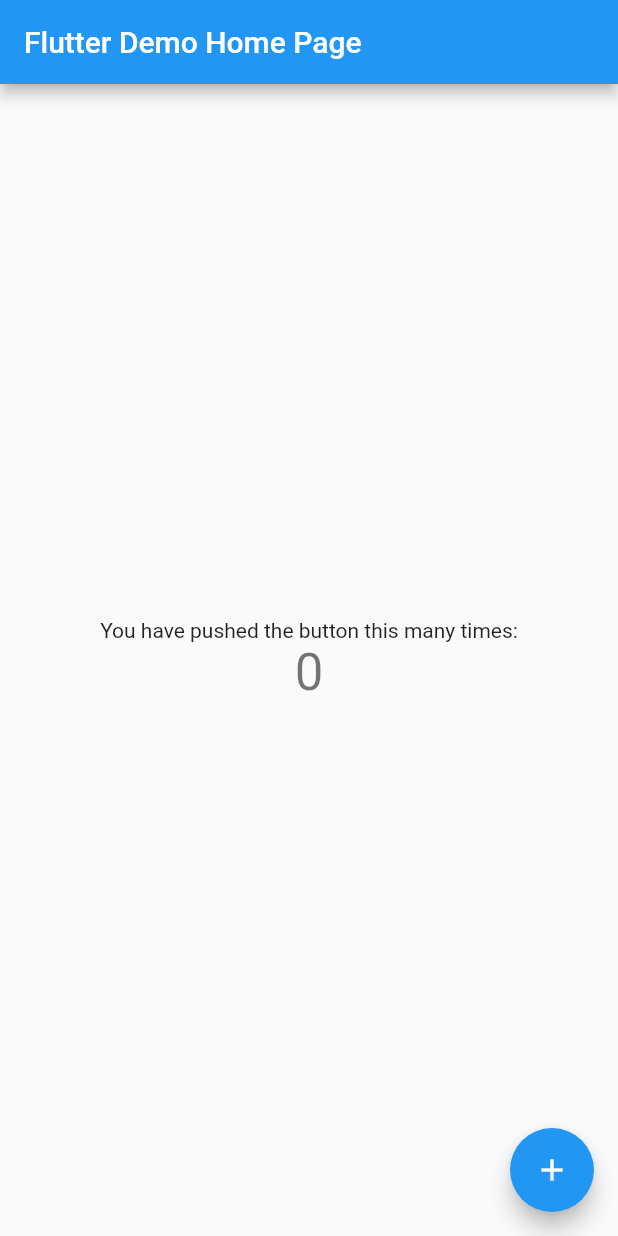
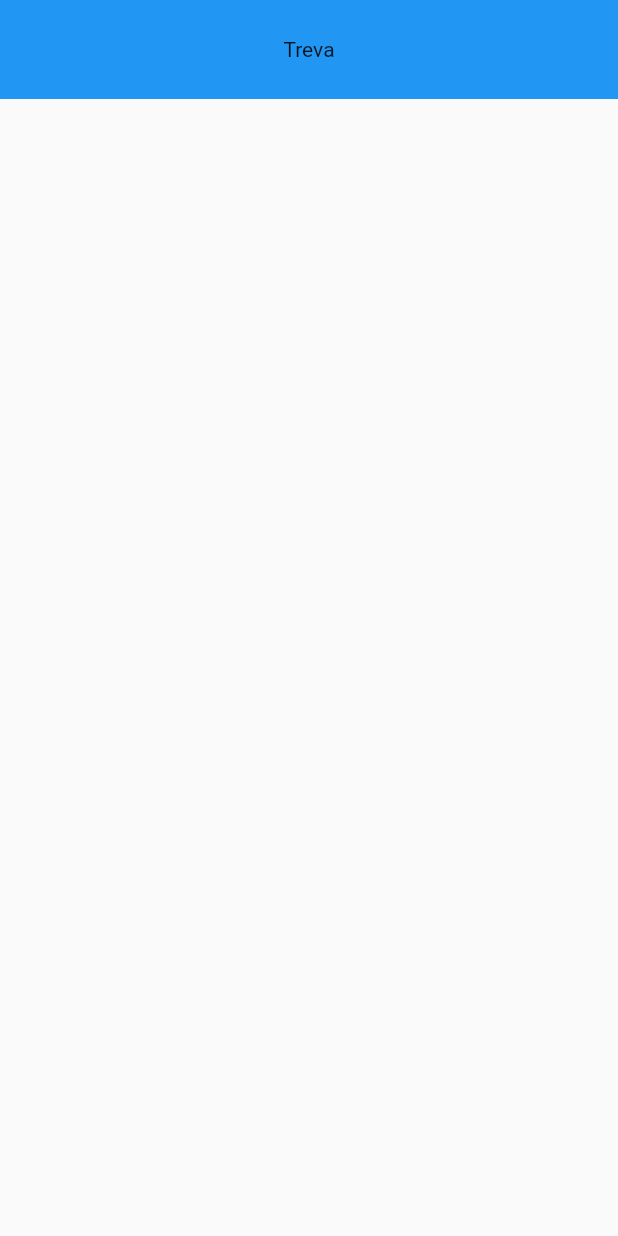
Before and after one commit to DanielReyesDev/FlutterPlanets, a Flutter app: the screen it shows after launch, on a phone screen of 412 x 824 dp. Run offline on Flutter 3.47's test engine with Material 2 defaults, Android fonts, the phone set to English and light mode, and no system bars.

Commit message:
Starting HomePage, GradientAppBar and the initial page of the app

```diff
--- a/lib/main.dart
+++ b/lib/main.dart
@@ -1,109 +1,9 @@
 import 'package:flutter/material.dart';
+import 'package:flutter_planets/ui/home/HomePage.dart';
 
-void main() => runApp(new MyApp());
-
-class MyApp extends StatelessWidget {
-  // This widget is the root of your application.
-  @override
-  Widget build(BuildContext context) {
-    return new MaterialApp(
-      title: 'Flutter Demo',
-      theme: new ThemeData(
-        // This is the theme of your application.
-        //
-        // Try running your application with "flutter run". You'll see the
-        // application has a blue toolbar. Then, without quitting the app, try
-        // changing the primarySwatch below to Colors.green and then invoke
-        // "hot reload" (press "r" in the console where you ran "flutter run",
-        // or press Run > Flutter Hot Reload in IntelliJ). Notice that the
-        // counter didn't reset back to zero; the application is not restarted.
-        primarySwatch: Colors.blue,
-      ),
-      home: new MyHomePage(title: 'Flutter Demo Home Page'),
-    );
-  }
+void main() {
+  runApp(new MaterialApp(
+    title: "Planets",
+    home: new HomePage(),
+  ));
 }
-
-class MyHomePage extends StatefulWidget {
-  MyHomePage({Key key, this.title}) : super(key: key);
-
-  // This widget is the home page of your application. It is stateful, meaning
-  // that it has a State object (defined below) that contains fields that affect
-  // how it looks.
-
-  // This class is the configuration for the state. It holds the values (in this
-  // case the title) provided by the parent (in this case the App widget) and
-  // used by the build method of the State. Fields in a Widget subclass are
-  // always marked "final".
-
-  final String title;
-
-  @override
-  _MyHomePageState createState() => new _MyHomePageState();
-}
-
-class _MyHomePageState extends State<MyHomePage> {
-  int _counter = 0;
-
-  void _incrementCounter() {
-    setState(() {
-      // This call to setState tells the Flutter framework that something has
-      // changed in this State, which causes it to rerun the build method below
-      // so that the display can reflect the updated values. If we changed
-      // _counter without calling setState(), then the build method would not be
-      // called again, and so nothing would appear to happen.
-      _counter++;
-    });
-  }
-
-  @override
-  Widget build(BuildContext context) {
-    // This method is rerun every time setState is called, for instance as done
-    // by the _incrementCounter method above.
-    //
-    // The Flutter framework has been optimized to make rerunning build methods
-    // fast, so that you can just rebuild anything that needs updating rather
-    // than having to individually change instances of widgets.
-    return new Scaffold(
-      appBar: new AppBar(
-        // Here we take the value from the MyHomePage object that was created by
-        // the App.build method, and use it to set our appbar title.
-        title: new Text(widget.title),
-      ),
-      body: new Center(
-        // Center is a layout widget. It takes a single child and positions it
-        // in the middle of the parent.
-        child: new Column(
-          // Column is also layout widget. It takes a list of children and
-          // arranges them vertically. By default, it sizes itself to fit its
-          // children horizontally, and tries to be as tall as its parent.
-          //
-          // Invoke "debug paint" (press "p" in the console where you ran
-          // "flutter run", or select "Toggle Debug Paint" from the Flutter tool
-          // window in IntelliJ) to see the wireframe for each widget.
-          //
-          // Column has various properties to control how it sizes itself and
-          // how it positions its children. Here we use mainAxisAlignment to
-          // center the children vertically; the main axis here is the vertical
-          // axis because Columns are vertical (the cross axis would be
-          // horizontal).
-          mainAxisAlignment: MainAxisAlignment.center,
-          children: <Widget>[
-            new Text(
-              'You have pushed the button this many times:',
-            ),
-            new Text(
-              '$_counter',
-              style: Theme.of(context).textTheme.display1,
-            ),
-          ],
-        ),
-      ),
-      floatingActionButton: new FloatingActionButton(
-        onPressed: _incrementCounter,
-        tooltip: 'Increment',
-        child: new Icon(Icons.add),
-      ), // This trailing comma makes auto-formatting nicer for build methods.
-    );
-  }
-}
--- /dev/null
+++ b/lib/ui/home/GradientAppBar.dart
@@ -0,0 +1,21 @@
+import 'package:flutter/material.dart';
+
+class GradientAppBar extends StatelessWidget {
+  final String title;
+  final double barHeight = 66.0;
+
+  GradientAppBar(this.title);
+
+  @override
+    Widget build(BuildContext context) {
+      return new Container(
+        height: barHeight,
+        decoration: new BoxDecoration(color: Colors.blue),
+        child: new Center(
+          child: new Text(
+            title
+          ),
+        ),
+      );
+    }
+}
--- /dev/null
+++ b/lib/ui/home/HomePage.dart
@@ -0,0 +1,17 @@
+import 'package:flutter/material.dart';
+import 'package:flutter_planets/ui/home/GradientAppBar.dart';
+
+
+class HomePage extends StatelessWidget {
+
+  @override
+  Widget build(BuildContext context) {
+    return new Scaffold(
+      body: new Column(
+        children: <Widget>[
+          new GradientAppBar("Treva"),
+        ],
+      )
+    );
+  }
+}
```
